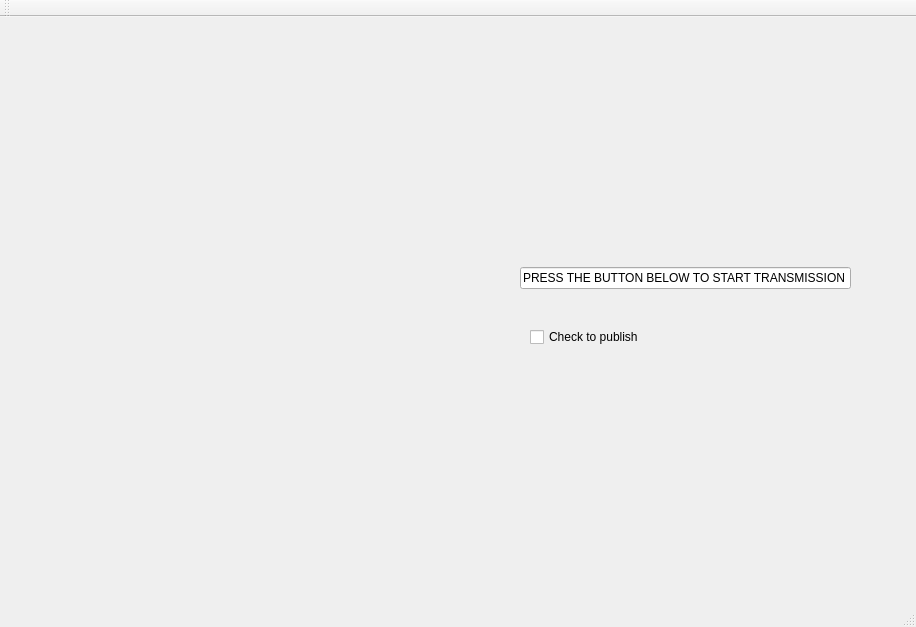
Qt form ui/node_3.ui (dibya99/GUINT) before a commit.
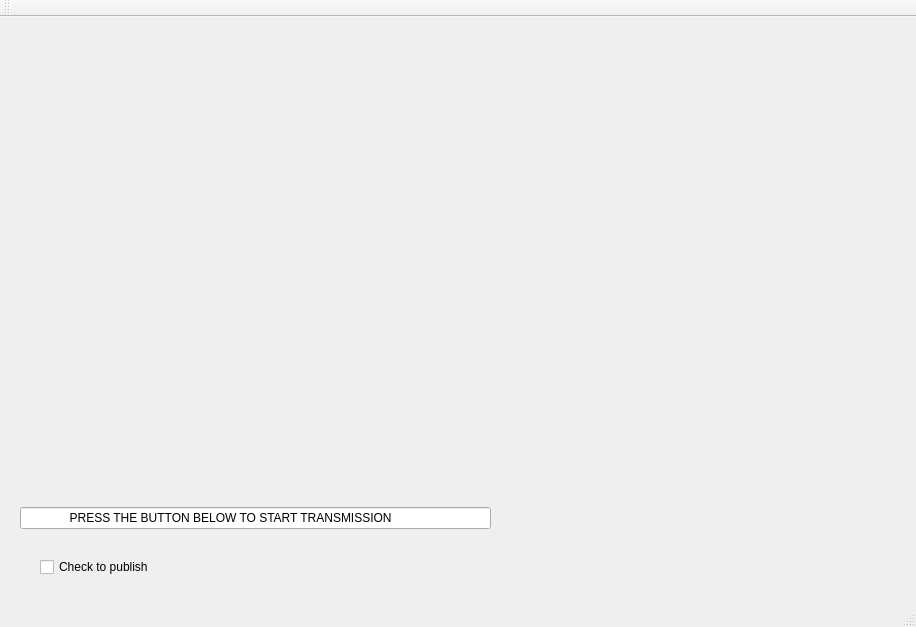
The same form after that commit.

```diff
--- a/ui/node_3.ui
+++ b/ui/node_3.ui
@@ -19,8 +19,8 @@
      <rect>
       <x>40</x>
       <y>40</y>
-      <width>381</width>
-      <height>361</height>
+      <width>821</width>
+      <height>391</height>
      </rect>
     </property>
     <property name="text">
@@ -30,21 +30,21 @@
    <widget class="QLineEdit" name="lineEdit">
     <property name="geometry">
      <rect>
-      <x>520</x>
-      <y>250</y>
-      <width>331</width>
+      <x>20</x>
+      <y>490</y>
+      <width>471</width>
       <height>22</height>
      </rect>
     </property>
     <property name="text">
-     <string>PRESS THE BUTTON BELOW TO START TRANSMISSION</string>
+     <string>              PRESS THE BUTTON BELOW TO START TRANSMISSION</string>
     </property>
    </widget>
    <widget class="QCheckBox" name="checkBox">
     <property name="geometry">
      <rect>
-      <x>530</x>
-      <y>310</y>
+      <x>40</x>
+      <y>540</y>
       <width>151</width>
       <height>20</height>
      </rect>
```
